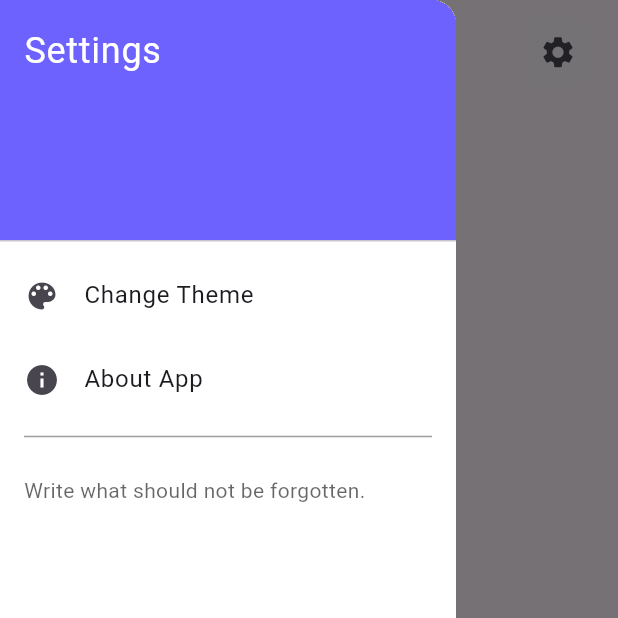
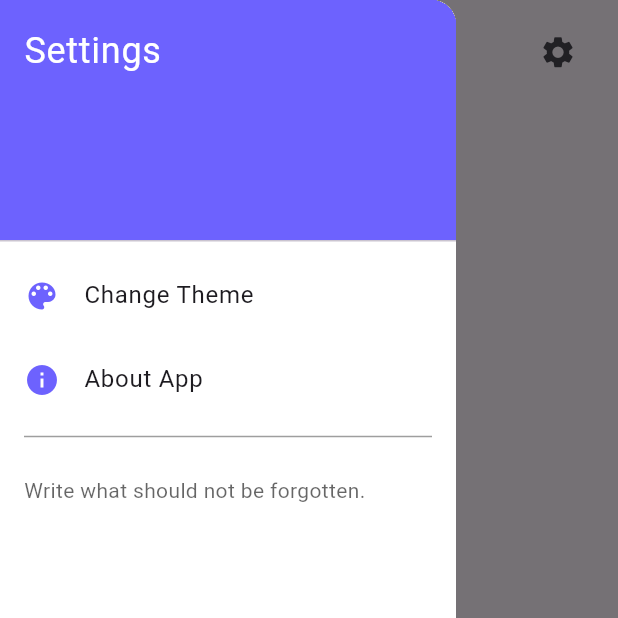
Before and after one commit to joyanis-dev/note_app_flutter_bloc, a Flutter app: the screen it shows after launch, with the side drawer open, on a phone screen of 412 x 824 dp, the top half of it. Run offline on Flutter 3.47's test engine with Material 3 defaults, Android fonts, the light colour scheme and no system bars; our stand-ins replace flutter_bloc, hive, hive_flutter; accounts and stored records are empty.

Commit message:
Applied shape (rounded border) to ListTile for better visual appearance.
Implemented visual feedback (using shadow/highlight) when ListTile is tapped.

Fixed minor style issues in CustomIconButton (e.g. focus color).

```diff
--- a/lib/widgets/common/custom_icon.dart
+++ b/lib/widgets/common/custom_icon.dart
@@ -1,23 +1,17 @@
 import 'package:flutter/material.dart';
 
 class CustomIconButton extends StatelessWidget {
-  const CustomIconButton({super.key , required this.icon,this.onPressed});
+  const CustomIconButton({super.key, required this.icon, this.onPressed});
   final IconData icon;
   final void Function()? onPressed;
   @override
   Widget build(BuildContext context) {
     return Padding(
       padding: const EdgeInsets.symmetric(horizontal: 16),
-      child: Container(
-        padding: EdgeInsets.zero,
-        decoration: BoxDecoration(
-          color: Colors.white.withValues( alpha: 0.2),
-          borderRadius: BorderRadius.circular(13)
-        ),
-        child: IconButton(
-          icon: Icon(icon, size: 25),
-          onPressed: onPressed
-        ),
+      child: IconButton(
+        icon: Icon(icon, size: 25),
+        onPressed: onPressed,
+        highlightColor: Theme.of(context).primaryColor.withValues(alpha: 0.4),
       ),
     );
   }
--- a/lib/widgets/note/notes_list_view.dart
+++ b/lib/widgets/note/notes_list_view.dart
@@ -21,15 +21,12 @@ class NotesListView extends StatelessWidget {
               message: 'Create Your First Note!',
             );
           }
-          return Padding(
-            padding: const EdgeInsets.symmetric(horizontal: 22, vertical: 10),
-            child: ListView.builder(
-              itemCount: notes.length,
-              itemBuilder: (context, index) {
-                final note = notes[index];
-                return NoteItem(note: note);
-              },
-            ),
+          return ListView.builder(
+            itemCount: notes.length,
+            itemBuilder: (context, index) {
+              final note = notes[index];
+              return NoteItem(note: note);
+            },
           );
         }  else {
           return const Center(child: CircularProgressIndicator());
--- /dev/null
+++ b/lib/widgets/setting/listtile_widget.dart
@@ -0,0 +1,27 @@
+import 'package:flutter/material.dart';
+import 'package:notes_app/constants/app_constants.dart';
+
+class ListTileWidget extends StatelessWidget {
+  const ListTileWidget({
+    super.key,
+    required this.icon,
+    required this.title,
+    this.onTap,
+  });
+  final IconData icon;
+  final String title;
+  final void Function()? onTap;
+
+  @override
+  Widget build(BuildContext context) {
+    return ListTile(
+      leading: Icon(icon),
+      title: Text(title),
+      onTap: onTap,
+      shape: RoundedRectangleBorder(borderRadius: BorderRadius.circular(12)),
+
+      splashColor: Theme.of(context).primaryColor.withValues(alpha: 0.8),
+      iconColor: kPrimaryColor,
+    );
+  }
+}
--- a/lib/widgets/setting/setting_drawer.dart
+++ b/lib/widgets/setting/setting_drawer.dart
@@ -2,6 +2,7 @@ import 'package:flutter/material.dart';
 import 'package:flutter_bloc/flutter_bloc.dart';
 import 'package:notes_app/constants/app_constants.dart';
 import 'package:notes_app/cubits/theme_cubit/theme_cubit.dart';
+import 'package:notes_app/widgets/setting/listtile_widget.dart';
 
 class SettingDrawer extends StatelessWidget {
   const SettingDrawer({super.key});
@@ -21,17 +22,18 @@ class SettingDrawer extends StatelessWidget {
               style: TextStyle(color: Colors.white, fontSize: 24),
             ),
           ),
-          ListTile(
-            leading: const Icon(Icons.color_lens),
-            title: const Text('Change Theme'),
+          ListTileWidget(
+            icon: Icons.color_lens,
+            title: 'Change Theme',
             onTap: () {
-              Navigator.of(context).pop();
+
               context.read<ThemeCubit>().toggleTheme();
             },
           ),
-          ListTile(
-            leading: Icon(Icons.info),
-            title: Text('About App'),
+
+          ListTileWidget(
+            icon: Icons.info,
+            title: 'About App',
             onTap: () {},
           ),
           Divider(
```
Also changed, not shown: lib/widgets/note/note_item.dart (+39 -12 lines).
